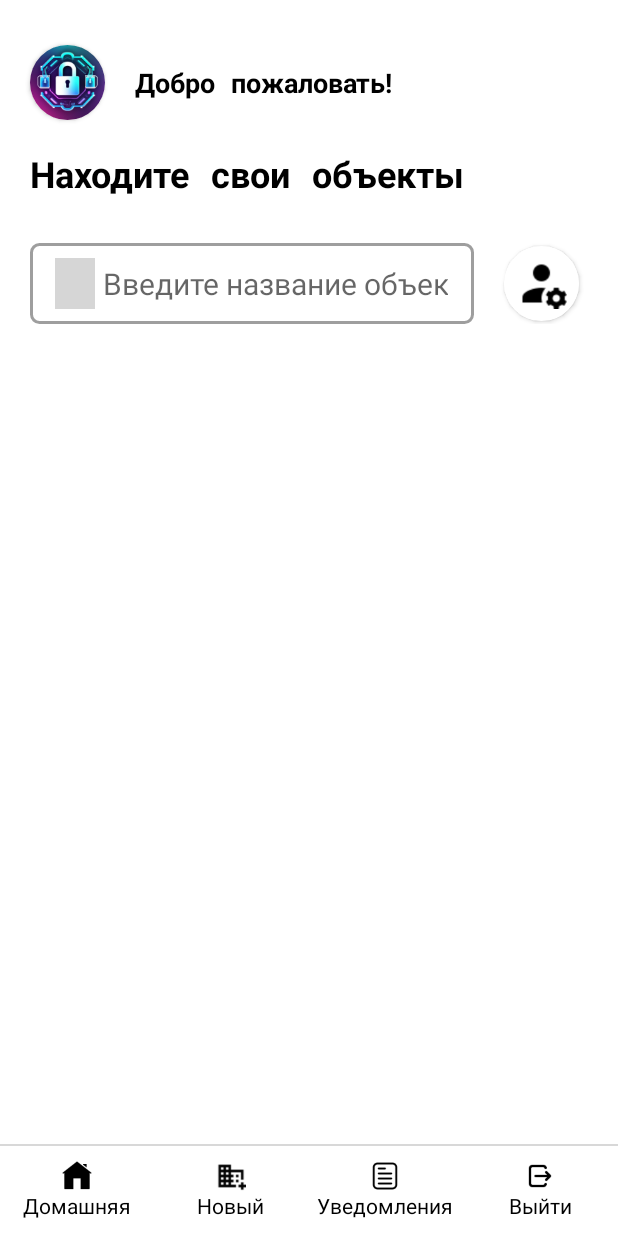
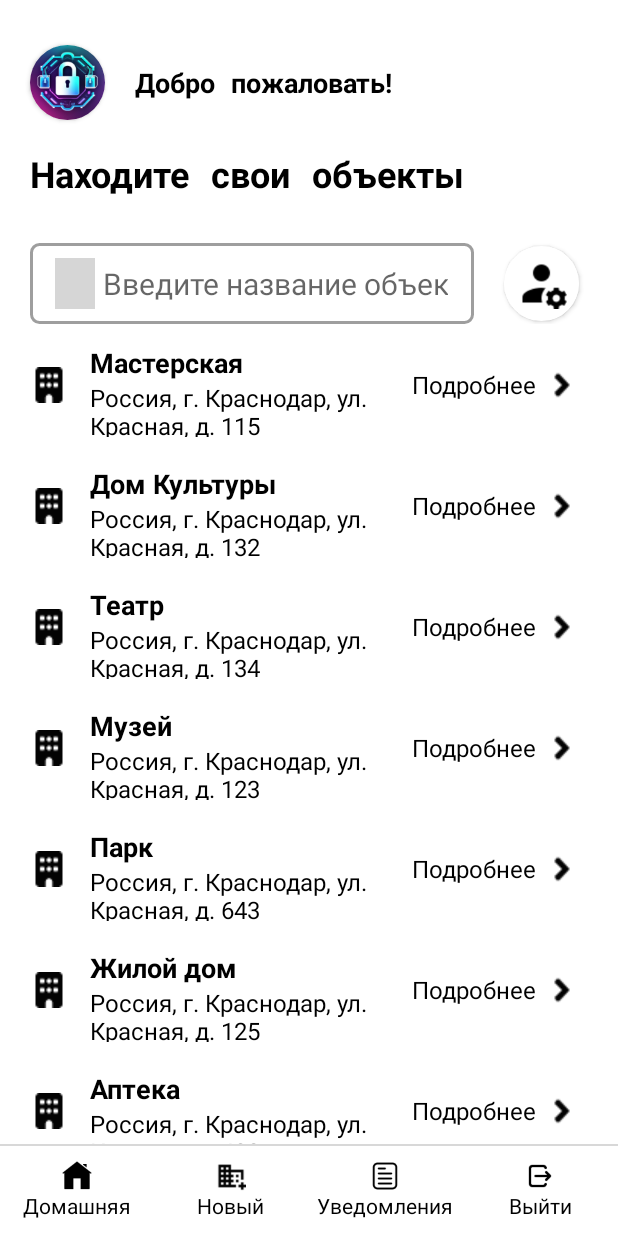
Before and after one commit to jEUGENEdev/security-solution, an Android app: the HomeActivity screen opened directly, with no data from a screen before it, on a phone screen of 412 x 824 dp. Run offline under Robolectric (Android 15) with nearby library versions, the phone set to English and light mode, and no system bars; our stand-ins replace Dagger/Hilt's generated code; grey boxes are pictures that could not be loaded.

Commit message:
added logic get all items in page home

```diff
--- a/app/src/main/java/com/deveugene/securitysolution/activity/HomeActivity.java
+++ b/app/src/main/java/com/deveugene/securitysolution/activity/HomeActivity.java
@@ -3,7 +3,9 @@ package com.deveugene.securitysolution.activity;
 import androidx.appcompat.app.AppCompatActivity;
 import androidx.recyclerview.widget.RecyclerView;
 
+import android.content.Intent;
 import android.os.Bundle;
+import android.view.View;
 import android.widget.EditText;
 import android.widget.ImageButton;
 import android.widget.ImageView;
@@ -11,11 +13,24 @@ import android.widget.LinearLayout;
 import android.widget.TextView;
 
 import com.deveugene.securitysolution.R;
+import com.deveugene.securitysolution.adapter.HomeItemsAdapter;
+import com.deveugene.securitysolution.entity.ItemEntity;
+import com.deveugene.securitysolution.entity.notification.NotificationManager;
+import com.deveugene.securitysolution.entity.organization.OrganizationManager;
+import com.deveugene.securitysolution.storage.Keys;
+import com.deveugene.securitysolution.storage.LocalStorage;
+
+import java.util.List;
+
+import javax.inject.Inject;
 
 import dagger.hilt.android.AndroidEntryPoint;
 
 @AndroidEntryPoint
 public class HomeActivity extends AppCompatActivity {
+    @Inject
+    public LocalStorage localStorage;
+
     private ImageView profileAvatar;
     private TextView homeGreeting;
     private EditText homeSearch;
@@ -38,4 +53,34 @@ public class HomeActivity extends AppCompatActivity {
         this.navNotification = findViewById(R.id.homeNotifications);
         this.navLogout = findViewById(R.id.homeLogout);
     }
+
+    @Override
+    protected void onStart() {
+        super.onStart();
+        clickNavHomeButton(this.navHome);
+    }
+
+    public void clickProfileSettingsButton(View view) {
+        startActivity(new Intent(this, ProfileActivity.class));
+    }
+
+    public void clickNavHomeButton(View view) {
+        OrganizationManager manager = new OrganizationManager();
+        HomeItemsAdapter.ofDefault((List<? extends ItemEntity>) manager.getAll(), this.homeItems);
+    }
+
+    public void clickNavNewOrgButton(View view) {
+        startActivity(new Intent(this, ObjectActivity.class));
+    }
+
+    public void clickNavNotificationsButton(View view) {
+        NotificationManager manager = new NotificationManager();
+        HomeItemsAdapter.ofDefault((List<? extends ItemEntity>) manager.getAll(), this.homeItems);
+    }
+
+    public void clickNavLogoutButton(View view) {
+        localStorage.putBoolean(Keys.IS_AUTH.name(), false);
+        startActivity(new Intent(this, LoginActivity.class));
+        finish();
+    }
 }
--- a/app/src/main/java/com/deveugene/securitysolution/adapter/HomeItemsAdapter.java
+++ b/app/src/main/java/com/deveugene/securitysolution/adapter/HomeItemsAdapter.java
@@ -12,8 +12,8 @@ import androidx.recyclerview.widget.RecyclerView;
 import com.deveugene.securitysolution.R;
 import com.deveugene.securitysolution.adapter.factory.ItemsResourceFactory;
 import com.deveugene.securitysolution.entity.ItemEntity;
-import com.deveugene.securitysolution.entity.Notification;
-import com.deveugene.securitysolution.entity.Organization;
+import com.deveugene.securitysolution.entity.notification.Notification;
+import com.deveugene.securitysolution.entity.organization.Organization;
 
 import java.util.List;
 
--- a/app/src/main/java/com/deveugene/securitysolution/adapter/factory/ItemsResourceFactory.java
+++ b/app/src/main/java/com/deveugene/securitysolution/adapter/factory/ItemsResourceFactory.java
@@ -2,8 +2,8 @@ package com.deveugene.securitysolution.adapter.factory;
 
 import com.deveugene.securitysolution.R;
 import com.deveugene.securitysolution.entity.ItemEntity;
-import com.deveugene.securitysolution.entity.Notification;
-import com.deveugene.securitysolution.entity.Organization;
+import com.deveugene.securitysolution.entity.notification.Notification;
+import com.deveugene.securitysolution.entity.organization.Organization;
 
 public interface ItemsResourceFactory {
     static <T extends ItemEntity> int getResource(T entity) {
--- /dev/null
+++ b/app/src/main/java/com/deveugene/securitysolution/entity/GetAll.java
@@ -0,0 +1,7 @@
+package com.deveugene.securitysolution.entity;
+
+import java.util.Collection;
+
+public interface GetAll<T> {
+    Collection<T> getAll();
+}
--- /dev/null
+++ b/app/src/main/java/com/deveugene/securitysolution/entity/notification/GetNotifications.java
@@ -0,0 +1,6 @@
+package com.deveugene.securitysolution.entity.notification;
+
+import com.deveugene.securitysolution.entity.GetAll;
+
+public interface GetNotifications extends GetAll<Notification> {
+}
--- a/app/src/main/java/com/deveugene/securitysolution/entity/Notification.java
+++ b/app/src/main/java/com/deveugene/securitysolution/entity/notification/Notification.java
@@ -1,4 +1,6 @@
-package com.deveugene.securitysolution.entity;
+package com.deveugene.securitysolution.entity.notification;
+
+import com.deveugene.securitysolution.entity.ItemEntity;
 
 public class Notification implements ItemEntity {
     private final String title;
--- /dev/null
+++ b/app/src/main/java/com/deveugene/securitysolution/entity/organization/GetOrganizations.java
@@ -0,0 +1,6 @@
+package com.deveugene.securitysolution.entity.organization;
+
+import com.deveugene.securitysolution.entity.GetAll;
+
+public interface GetOrganizations extends GetAll<Organization> {
+}
--- a/app/src/main/java/com/deveugene/securitysolution/entity/Organization.java
+++ b/app/src/main/java/com/deveugene/securitysolution/entity/organization/Organization.java
@@ -1,4 +1,6 @@
-package com.deveugene.securitysolution.entity;
+package com.deveugene.securitysolution.entity.organization;
+
+import com.deveugene.securitysolution.entity.ItemEntity;
 
 public class Organization implements ItemEntity {
     private final String title, address;
--- /dev/null
+++ b/app/src/main/java/com/deveugene/securitysolution/entity/organization/OrganizationManager.java
@@ -0,0 +1,46 @@
+package com.deveugene.securitysolution.entity.organization;
+
+import java.util.ArrayList;
+import java.util.Collection;
+import java.util.List;
+
+public final class OrganizationManager implements GetOrganizations {
+    private final List<Organization> data = new ArrayList<>();
+
+    public OrganizationManager() {
+        this.data.add(new Organization("Мастерская", "Россия, г. Краснодар, ул. Красная, д. 115"));
+        this.data.add(new Organization("Дом Культуры", "Россия, г. Краснодар, ул. Красная, д. 132"));
+        this.data.add(new Organization("Театр", "Россия, г. Краснодар, ул. Красная, д. 134"));
+        this.data.add(new Organization("Музей", "Россия, г. Краснодар, ул. Красная, д. 123"));
+        this.data.add(new Organization("Парк", "Россия, г. Краснодар, ул. Красная, д. 643"));
+        this.data.add(new Organization("Жилой дом", "Россия, г. Краснодар, ул. Красная, д. 125"));
+        this.data.add(new Organization("Аптека", "Россия, г. Краснодар, ул. Красная, д. 432"));
+        this.data.add(new Organization("Парикмахерская", "Россия, г. Краснодар, ул. Красная, д. 127"));
+        this.data.add(new Organization("Магазин", "Россия, г. Краснодар, ул. Красная, д. 222"));
+        this.data.add(new Organization("Торговый центр", "Россия, г. Краснодар, ул. Красная, д. 213"));
+        this.data.add(new Organization("Рынок", "Россия, г. Краснодар, ул. Красная, д. 326"));
+        this.data.add(new Organization("Цирк", "Россия, г. Краснодар, ул. Красная, д. 463"));
+        this.data.add(new Organization("Магазин одежды", "Россия, г. Краснодар, ул. Красная, д. 236"));
+        this.data.add(new Organization("Поликлиника", "Россия, г. Краснодар, ул. Красная, д. 641"));
+        this.data.add(new Organization("Больница", "Россия, г. Краснодар, ул. Красная, д. 424"));
+        this.data.add(new Organization("Санаторий", "Россия, г. Краснодар, ул. Красная, д. 462"));
+        this.data.add(new Organization("Аквапарк", "Россия, г. Краснодар, ул. Красная, д. 656"));
+        this.data.add(new Organization("Детский сад", "Россия, г. Краснодар, ул. Красная, д. 461"));
+        this.data.add(new Organization("Школа", "Россия, г. Краснодар, ул. Красная, д. 235"));
+        this.data.add(new Organization("Вуз", "Россия, г. Краснодар, ул. Красная, д. 354"));
+        this.data.add(new Organization("Администрация", "Россия, г. Краснодар, ул. Красная, д. 453"));
+        this.data.add(new Organization("Кинотеатр", "Россия, г. Краснодар, ул. Красная, д. 452"));
+        this.data.add(new Organization("Здание МВД", "Россия, г. Краснодар, ул. Красная, д. 433"));
+        this.data.add(new Organization("Бар", "Россия, г. Краснодар, ул. Красная, д. 343"));
+        this.data.add(new Organization("Ресторан", "Россия, г. Краснодар, ул. Красная, д. 163"));
+        this.data.add(new Organization("Кафе", "Россия, г. Краснодар, ул. Красная, д. 652"));
+        this.data.add(new Organization("Ночной клуб", "Россия, г. Краснодар, ул. Красная, д. 386"));
+        this.data.add(new Organization("Квесты", "Россия, г. Краснодар, ул. Красная, д. 379"));
+        this.data.add(new Organization("Парковка", "Россия, г. Краснодар, ул. Красная, д. 328"));
+    }
+
+    @Override
+    public Collection<Organization> getAll() {
+        return this.data;
+    }
+}
--- a/app/src/main/res/layout/activity_home.xml
+++ b/app/src/main/res/layout/activity_home.xml
@@ -105,6 +105,7 @@
                 android:layout_height="50dp"
                 android:layout_gravity="center|center_horizontal|center_vertical"
                 android:backgroundTint="@color/white"
+                android:onClick="clickProfileSettingsButton"
                 android:scaleType="fitCenter"
                 android:scaleX="1.3"
                 android:scaleY="1.3"
@@ -132,6 +133,7 @@
             android:clickable="true"
             android:focusable="true"
             android:gravity="center|center_horizontal|center_vertical"
+            android:onClick="clickNavHomeButton"
             android:orientation="vertical">
 
             <ImageView
@@ -158,6 +160,7 @@
             android:clickable="true"
             android:focusable="true"
             android:gravity="center|center_horizontal|center_vertical"
+            android:onClick="clickNavNewOrgButton"
             android:orientation="vertical">
 
             <ImageView
@@ -184,6 +187,7 @@
             android:clickable="true"
             android:focusable="true"
             android:gravity="center|center_horizontal|center_vertical"
+            android:onClick="clickNavNotificationsButton"
             android:orientation="vertical">
 
             <ImageView
@@ -210,6 +214,7 @@
             android:clickable="true"
             android:focusable="true"
             android:gravity="center|center_horizontal|center_vertical"
+            android:onClick="clickNavLogoutButton"
             android:orientation="vertical">
 
             <ImageView
--- a/app/src/main/res/layout/organization_card.xml
+++ b/app/src/main/res/layout/organization_card.xml
@@ -26,7 +26,7 @@
         android:layout_height="wrap_content"
         android:layout_marginStart="15dp"
         android:layout_marginEnd="15dp"
-        android:layout_marginBottom="24dp"
+        android:layout_marginBottom="30dp"
         android:maxLines="1"
         android:text="@string/app_name"
         android:textColor="@color/black"
@@ -41,8 +41,7 @@
         android:id="@+id/organizationAddress"
         android:layout_width="0dp"
         android:layout_height="wrap_content"
-        android:layout_marginTop="5dp"
-        android:maxLines="1"
+        android:maxLines="2"
         android:text="@string/app_name"
         android:textColor="@color/black"
         android:textSize="16sp"
```
Also changed, not shown: app/src/main/java/com/deveugene/securitysolution/entity/notification/NotificationManager.java (added, +25 -0 lines).
